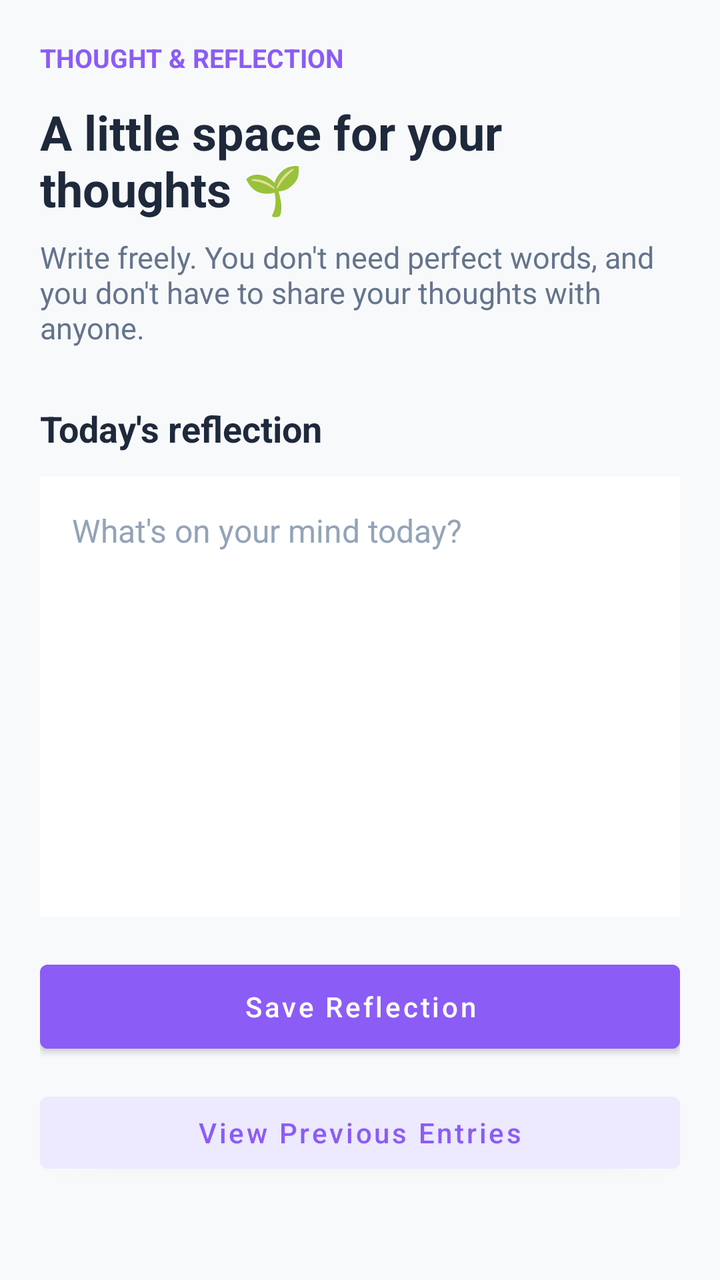
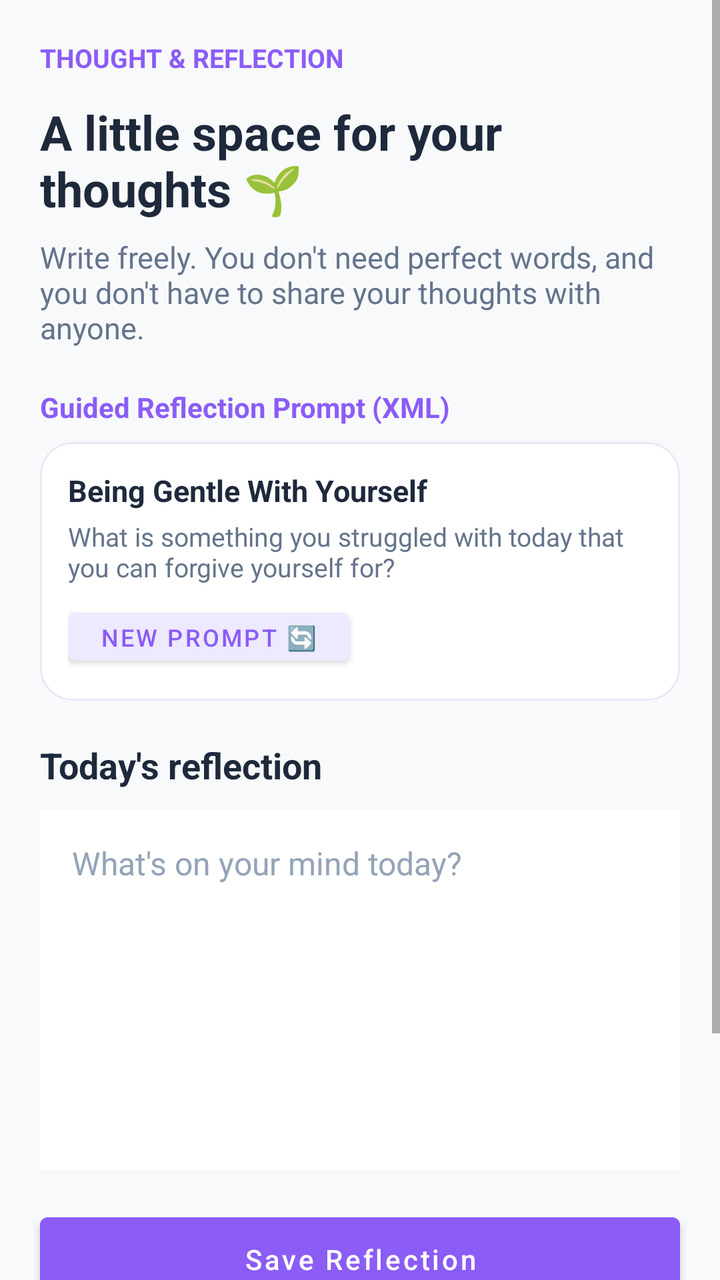

Screens rendered from an Android XML layout before and after an edit, with the pre-edit source and the edit as a unified diff.
<!-- AndroidManifest.xml: application theme Theme.LittleByLittle -->
<!-- res/layout/fragment_journal.xml -->
<?xml version="1.0" encoding="utf-8"?>
<ScrollView
    xmlns:android="http://schemas.android.com/apk/res/android"
    android:layout_width="match_parent"
    android:layout_height="match_parent"
    android:background="@color/bg_main"
    android:fillViewport="true">

    <LinearLayout
        android:layout_width="match_parent"
        android:layout_height="wrap_content"
        android:orientation="vertical"
        android:padding="20dp">

        <TextView
            android:layout_width="wrap_content"
            android:layout_height="wrap_content"
            android:text="THOUGHT &amp; REFLECTION"
            android:textColor="@color/purple_primary"
            android:textSize="13sp"
            android:textStyle="bold" />

        <TextView
            android:layout_width="match_parent"
            android:layout_height="wrap_content"
            android:layout_marginTop="12dp"
            android:text="A little space for your thoughts 🌱"
            android:textColor="@color/text_primary"
            android:textSize="24sp"
            android:textStyle="bold" />

        <TextView
            android:layout_width="match_parent"
            android:layout_height="wrap_content"
            android:layout_marginTop="8dp"
            android:text="Write freely. You don't need perfect words, and you don't have to share your thoughts with anyone."
            android:textColor="@color/text_secondary"
            android:textSize="15sp" />

        <TextView
            android:layout_width="match_parent"
            android:layout_height="wrap_content"
            android:layout_marginTop="28dp"
            android:text="Today's reflection"
            android:textColor="@color/text_primary"
            android:textSize="18sp"
            android:textStyle="bold" />

        <EditText
            android:id="@+id/et_journal_entry"
            android:layout_width="match_parent"
            android:layout_height="220dp"
            android:layout_marginTop="12dp"
            android:background="@color/card_surface"
            android:gravity="top|start"
            android:hint="What's on your mind today?"
            android:inputType="textMultiLine|textCapSentences"
            android:padding="16dp"
            android:textColor="@color/text_primary"
            android:textColorHint="@color/text_tertiary"
            android:textSize="16sp" />

        <Button
            android:id="@+id/btn_save_journal"
            android:layout_width="match_parent"
            android:layout_height="wrap_content"
            android:layout_marginTop="18dp"
            android:minHeight="54dp"
            android:backgroundTint="@color/purple_primary"
            android:text="Save Reflection"
            android:textAllCaps="false"
            android:textColor="@color/white" />

        <TextView
            android:id="@+id/tv_journal_message"
            android:layout_width="match_parent"
            android:layout_height="wrap_content"
            android:layout_marginTop="12dp"
            android:textColor="@color/teal_accent"
            android:textSize="14sp"
            android:visibility="gone" />

        <Button
            android:id="@+id/btn_view_journal"
            android:layout_width="match_parent"
            android:layout_height="wrap_content"
            android:layout_marginTop="12dp"
            android:backgroundTint="@color/purple_pill_bg"
            android:text="View Previous Entries"
            android:textAllCaps="false"
            android:textColor="@color/purple_primary" />

    </LinearLayout>

</ScrollView>
<!-- resources referenced by this layout -->
<resources>
  <color name="bg_main">#F8F9FB</color>
  <color name="card_surface">#FFFFFF</color>
  <color name="purple_pill_bg">#EDE9FE</color>
  <color name="purple_primary">#8B5CF6</color>
  <color name="teal_accent">#10B981</color>
  <color name="text_primary">#1E293B</color>
  <color name="text_secondary">#64748B</color>
  <color name="text_tertiary">#94A3B8</color>
  <color name="white">#FFFFFFFF</color>
  <style name="Theme.LittleByLittle" parent="Theme.MaterialComponents.DayNight.NoActionBar">
          
          <item name="colorPrimary">@color/purple_primary</item>
          <item name="colorPrimaryVariant">@color/purple_gradient_start</item>
          <item name="colorOnPrimary">@color/white</item>
          
          
          <item name="android:windowBackground">@color/bg_main</item>
          <item name="android:statusBarColor">@color/bg_main</item>
          <item name="android:windowLightStatusBar">true</item>
      </style>
  <color name="purple_gradient_start">#7C3AED</color>
</resources>

<!-- the commit's change to res/layout/fragment_journal.xml (unified diff, before → after) -->
@@ -10,7 +10,9 @@
         android:layout_width="match_parent"
         android:layout_height="wrap_content"
         android:orientation="vertical"
-        android:padding="20dp">
+        android:padding="20dp"
+        android:paddingBottom="100dp"
+        android:clipToPadding="false">
 
         <TextView
             android:layout_width="wrap_content"
@@ -40,7 +42,54 @@
         <TextView
             android:layout_width="match_parent"
             android:layout_height="wrap_content"
-            android:layout_marginTop="28dp"
+            android:layout_marginTop="20dp"
+            android:text="Guided Reflection Prompt (XML)"
+            android:textColor="@color/purple_primary"
+            android:textSize="14sp"
+            android:textStyle="bold" />
+
+        <LinearLayout
+            android:id="@+id/card_guided_prompt"
+            android:layout_width="match_parent"
+            android:layout_height="wrap_content"
+            android:orientation="vertical"
+            android:background="@drawable/bg_card_white"
+            android:padding="14dp"
+            android:layout_marginTop="8dp">
+
+            <TextView
+                android:id="@+id/tv_prompt_title"
+                android:layout_width="wrap_content"
+                android:layout_height="wrap_content"
+                android:text="Being Gentle With Yourself"
+                android:textColor="@color/text_primary"
+                android:textSize="15sp"
+                android:textStyle="bold" />
+
+            <TextView
+                android:id="@+id/tv_prompt_question"
+                android:layout_width="match_parent"
+                android:layout_height="wrap_content"
+                android:text="What is something you struggled with today that you can forgive yourself for?"
+                android:textColor="@color/text_secondary"
+                android:textSize="13sp"
+                android:layout_marginTop="4dp" />
+
+            <Button
+                android:id="@+id/btn_next_prompt"
+                android:layout_width="wrap_content"
+                android:layout_height="36dp"
+                android:text="New Prompt 🔄"
+                android:textSize="12sp"
+                android:backgroundTint="@color/purple_pill_bg"
+                android:textColor="@color/purple_primary"
+                android:layout_marginTop="8dp" />
+        </LinearLayout>
+
+        <TextView
+            android:layout_width="match_parent"
+            android:layout_height="wrap_content"
+            android:layout_marginTop="20dp"
             android:text="Today's reflection"
             android:textColor="@color/text_primary"
             android:textSize="18sp"
@@ -49,8 +98,8 @@
         <EditText
             android:id="@+id/et_journal_entry"
             android:layout_width="match_parent"
-            android:layout_height="220dp"
-            android:layout_marginTop="12dp"
+            android:layout_height="180dp"
+            android:layout_marginTop="10dp"
             android:background="@color/card_surface"
             android:gravity="top|start"
             android:hint="What's on your mind today?"
@@ -70,6 +119,16 @@
             android:text="Save Reflection"
             android:textAllCaps="false"
             android:textColor="@color/white" />
+
+        <Button
+            android:id="@+id/btn_share_journal"
+            android:layout_width="match_parent"
+            android:layout_height="wrap_content"
+            android:layout_marginTop="8dp"
+            android:backgroundTint="#EDE7F6"
+            android:text="Share Reflection 📤"
+            android:textAllCaps="false"
+            android:textColor="@color/purple_primary" />
 
         <TextView
             android:id="@+id/tv_journal_message"
<!-- resource entries referenced after the edit -->
@@ -9,6 +9,16 @@
   <color name="text_secondary">#64748B</color>
   <color name="text_tertiary">#94A3B8</color>
   <color name="white">#FFFFFFFF</color>
+  <!-- drawable bg_card_white (drawable) -->
+  <?xml version="1.0" encoding="utf-8"?>
+  <shape xmlns:android="http://schemas.android.com/apk/res/android"
+      android:shape="rectangle">
+      <solid android:color="@color/white" />
+      <corners android:radius="16dp" />
+      <stroke
+          android:width="1dp"
+          android:color="#EDE7F6" />
+  </shape>
   <style name="Theme.LittleByLittle" parent="Theme.MaterialComponents.DayNight.NoActionBar">
           
           <item name="colorPrimary">@color/purple_primary</item>
